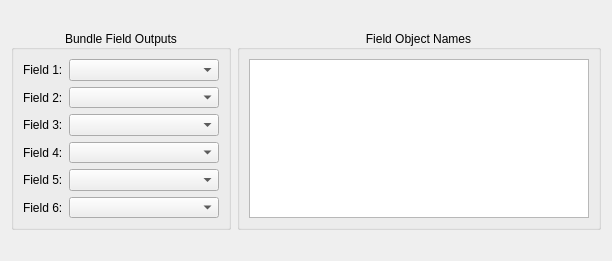
Old version of the form src/Interface/Modules/Bundle/GetFieldsFromBundleDialog.ui in the repository SCIInstitute/SCIRun.
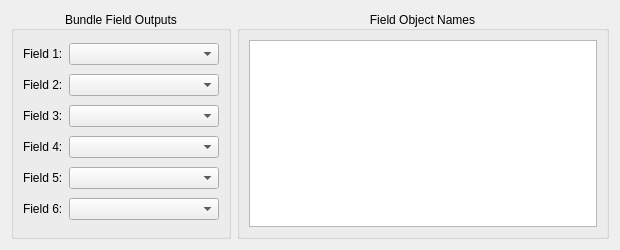
New version of the form.

```diff
--- a/src/Interface/Modules/Bundle/GetFieldsFromBundleDialog.ui
+++ b/src/Interface/Modules/Bundle/GetFieldsFromBundleDialog.ui
@@ -6,14 +6,14 @@
    <rect>
     <x>0</x>
     <y>0</y>
-    <width>612</width>
-    <height>261</height>
+    <width>620</width>
+    <height>250</height>
    </rect>
   </property>
   <property name="minimumSize">
    <size>
-    <width>600</width>
-    <height>246</height>
+    <width>620</width>
+    <height>250</height>
    </size>
   </property>
   <property name="windowTitle">
@@ -31,7 +31,7 @@
      <property name="maximumSize">
       <size>
        <width>16777215</width>
-       <height>200</height>
+       <height>250</height>
       </size>
      </property>
      <property name="title">
@@ -116,7 +116,7 @@
      <property name="maximumSize">
       <size>
        <width>16777215</width>
-       <height>200</height>
+       <height>250</height>
       </size>
      </property>
      <property name="title">
```
